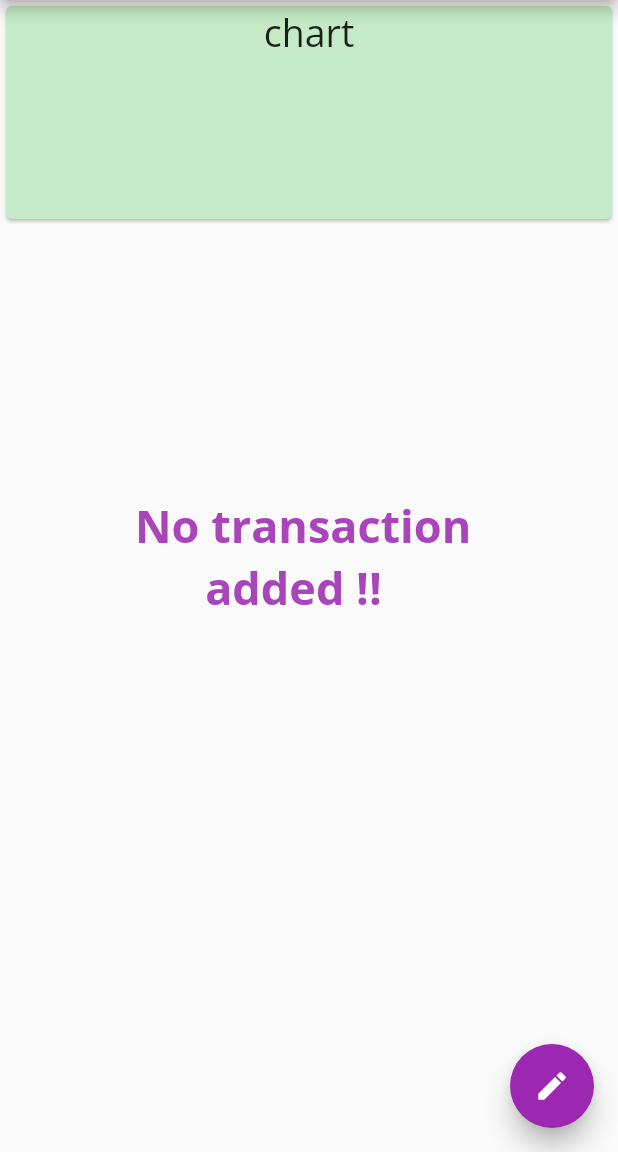
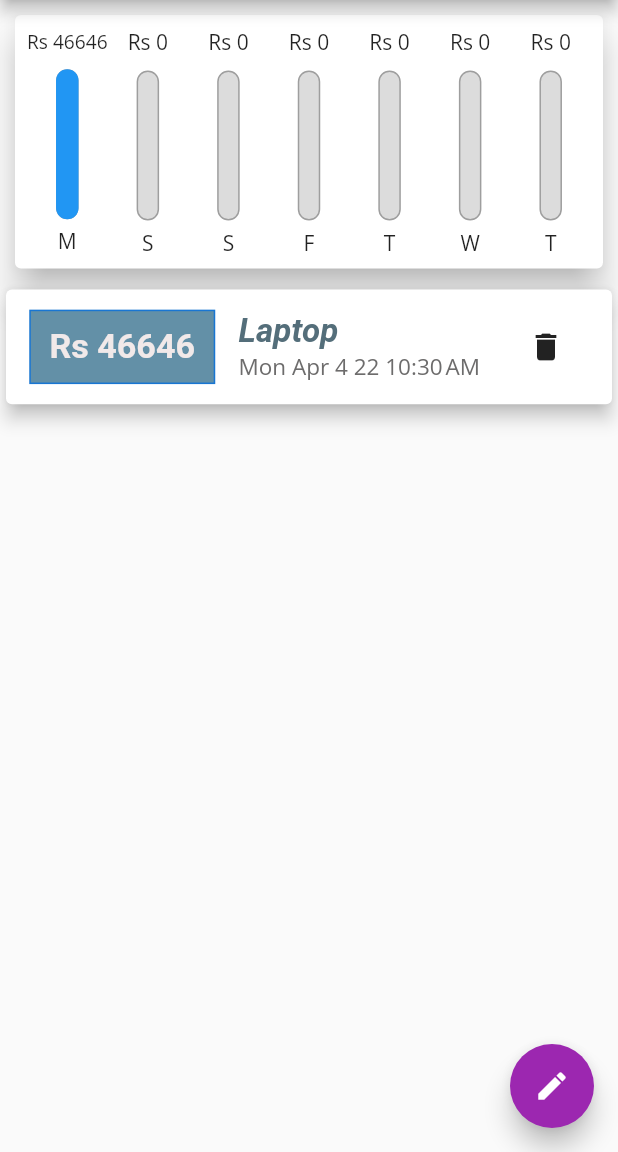
Before and after one commit to amitpanwar789/Personal-Expenses, a Flutter app: the screen it shows after launch, on a phone screen of 412 x 824 dp, the part 84-1236 px from its top. Run offline on Flutter 3.47's test engine with Material 2 defaults, Android fonts, the phone set to English and light mode, and no system bars; Roboto replaces fonts that are missing (Kurale).

Commit message:
bar chart completed

```diff
--- a/lib/main.dart
+++ b/lib/main.dart
@@ -1,9 +1,11 @@
 // ignore_for_file: prefer_const_constructors, must_be_immutable, prefer_const_literals_to_create_immutables
 
 import 'package:flutter/material.dart';
+import 'package:personal_expense/widgets/chart.dart';
 import 'package:personal_expense/widgets/new_transaction.dart';
 import './widgets/transactionList.dart';
 import './models/tansaction.dart';
+import './widgets/chart.dart';
 
 void main() => runApp(MyApp());
 
@@ -20,7 +22,8 @@ class MyApp extends StatelessWidget {
           textTheme: TextTheme(
               titleMedium: TextStyle(
                   fontFamily: 'Kurale',
-                  fontSize: 22,fontWeight: FontWeight.bold,
+                  fontSize: 22,
+                  fontWeight: FontWeight.bold,
                   color: Color.fromARGB(255, 241, 233, 233))),
           appBarTheme: AppBarTheme(
               toolbarTextStyle: ThemeData.light()
@@ -31,8 +34,9 @@ class MyApp extends StatelessWidget {
                           fontSize: 50,
                           fontWeight: FontWeight.bold))
                   .headline6),
-                  buttonTheme: ButtonThemeData(colorScheme:
-                   ColorScheme.fromSwatch(primarySwatch: Colors.purple),)),
+          buttonTheme: ButtonThemeData(
+            colorScheme: ColorScheme.fromSwatch(primarySwatch: Colors.purple),
+          )),
       title: 'Personal Expense',
       home: MyHomePage(),
     );
@@ -47,8 +51,8 @@ class MyHomePage extends StatefulWidget {
 
 class _MyHomePageState extends State<MyHomePage> {
   final List<Transaction> user_transactions = [
-    // Transaction(
-    //     id: '4544', date: DateTime.now(), price: 46646, title: "Laptop"),
+    Transaction(
+        id: '4544', date: DateTime.now(), price: 46646, title: "Laptop"),
   ];
   void AddNewTrans(String txtitle, double txtAmount) {
     final NewTrans = Transaction(
@@ -69,6 +73,12 @@ class _MyHomePageState extends State<MyHomePage> {
         });
   }
 
+  List<Transaction> get _recentTransaction {
+    return user_transactions.where((tx) {
+      return tx.date.isAfter(DateTime.now().subtract(Duration(days: 7)));
+    }).toList();
+  }
+
   @override
   Widget build(BuildContext context) {
     return Scaffold(
@@ -84,24 +94,14 @@ class _MyHomePageState extends State<MyHomePage> {
           crossAxisAlignment: CrossAxisAlignment.center,
           children: <Widget>[
             // ignore: sized_box_for_whitespace
-            Container(
-              width: 1000,
-              height: 150,
-              child: Card(
-                child: Text(
-                  "chart", style: TextStyle(fontSize: 25),
-                  textAlign: TextAlign.center,
-                  //style: TextStyle(fontSize: 43)
-                ),
-                color: Color.fromARGB(255, 196, 235, 197),
-              ),
-            ),
+            Chart(_recentTransaction),
             TransactionList(user_transactions),
           ],
         ),
       ),
       floatingActionButtonLocation: FloatingActionButtonLocation.endFloat,
-      floatingActionButton: FloatingActionButton(backgroundColor: Colors.purple,
+      floatingActionButton: FloatingActionButton(
+        backgroundColor: Colors.purple,
         elevation: 7,
         child: Icon(Icons.create),
         onPressed: () => strtNewTrans(context),
--- /dev/null
+++ b/lib/widgets/charBar.dart
@@ -0,0 +1,44 @@
+import 'package:flutter/material.dart';
+
+class ChartBar extends StatelessWidget {
+  //const ChartBar({ Key? key }) : super(key: key);
+  String label;
+  double spendAmount;
+  double spendAmountPercent;
+  ChartBar(this.label, this.spendAmount, this.spendAmountPercent);
+  @override
+  Widget build(BuildContext context) {
+    return Column(
+      children: [
+        FittedBox(child: Text('Rs ${spendAmount.toStringAsFixed(0)}')),
+        const SizedBox(
+          height: 10,
+        ),
+        Container(
+          height: 100,
+          width: 15,
+          child: Stack(children: [
+            Container(
+              decoration: BoxDecoration(
+                  color: Color.fromRGBO(220, 220, 220, 1),
+                  border: Border.all(color: Colors.grey, width: 1),
+                  borderRadius: BorderRadius.circular(10)),
+            ),
+            FractionallySizedBox(
+              heightFactor: spendAmountPercent,
+              child: Container(
+                decoration: BoxDecoration(
+                    color: Theme.of(context).primaryColor,
+                    borderRadius: BorderRadius.circular(10)),
+              ),
+            )
+          ]),
+        ),
+        const SizedBox(
+          height: 5,
+        ),
+        Text(label)
+      ],
+    );
+  }
+}
--- /dev/null
+++ b/lib/widgets/chart.dart
@@ -0,0 +1,59 @@
+// ignore_for_file: prefer_const_constructors, prefer_const_literals_to_create_immutables, use_key_in_widget_constructors
+
+import 'package:flutter/material.dart';
+import '../models/tansaction.dart';
+import 'package:intl/intl.dart';
+import './charBar.dart';
+
+class Chart extends StatelessWidget {
+  //const Chart({Key? key}) : super(key: key);
+  List<Transaction> recentTransaction;
+  Chart(this.recentTransaction);
+
+  List<Map<String, dynamic>> get groupedTransactionValues {
+    return List.generate(7, (index) {
+      final weekday = DateTime.now().subtract(Duration(days: index));
+      double dayAmount = 0.0;
+      for (var i = 0; i < recentTransaction.length; i++) {
+        if (recentTransaction[i].date.day == weekday.day &&
+            recentTransaction[i].date.month == weekday.month &&
+            recentTransaction[i].date.year == weekday.year) {
+          dayAmount += recentTransaction[i].price;
+        }
+      }
+      return {
+        'day': DateFormat.E().format(weekday).substring(0, 1),
+        'amount': dayAmount
+      };
+    });
+  }
+
+  double get totalSpending {
+    return groupedTransactionValues.fold(0.0, (previousValue, element) {
+      return previousValue + element['amount'];
+    });
+  }
+
+  @override
+  Widget build(BuildContext context) {
+    return Card(
+        elevation: 10,
+        margin: EdgeInsets.all(10),
+        child: Padding(
+          padding: const EdgeInsets.all(8.0),
+          child: Row(
+            mainAxisAlignment: MainAxisAlignment.spaceEvenly,
+            children: groupedTransactionValues.map((data) {
+              return Flexible(
+                fit: FlexFit.tight,
+                  child: ChartBar(
+                      data['day'],
+                      data['amount'],
+                      (totalSpending != 0.0)
+                          ? data['amount'] / totalSpending
+                          : 0));
+            }).toList(),
+          ),
+        ));
+  }
+}
--- a/lib/widgets/new_transaction.dart
+++ b/lib/widgets/new_transaction.dart
@@ -16,8 +16,8 @@ class _NewTransactionState extends State<NewTransaction> {
   void submited() {
     if (titleController.text.isEmpty || double.parse(amountController.text) < 0)
       return;
-    widget.AddNewTrans(titleController.text,
-        double.parse(amountController.text));
+    widget.AddNewTrans(
+        titleController.text, double.parse(amountController.text));
     Navigator.of(context).pop();
   }
 
@@ -37,6 +37,7 @@ class _NewTransactionState extends State<NewTransaction> {
         padding: EdgeInsets.symmetric(vertical: 12, horizontal: 12),
         child: Column(crossAxisAlignment: CrossAxisAlignment.end, children: [
           TextField(
+            style: TextStyle(color: Color.fromARGB(255, 137, 136, 136)),
             decoration: InputDecoration(
               labelText: "Title",
             ),
@@ -61,7 +62,7 @@ class _NewTransactionState extends State<NewTransaction> {
                 style: TextStyle(
                     fontWeight: FontWeight.bold,
                     fontSize: 18,
-                    color: Colors.green),
+                    color: Colors.purple),
               ),
               onPressed: submited)
         ]),
--- a/lib/widgets/transactionList.dart
+++ b/lib/widgets/transactionList.dart
@@ -35,11 +35,14 @@ class TransactionList extends StatelessWidget {
                     child: Row(
                       mainAxisAlignment: MainAxisAlignment.start,
                       children: [
-                        Container(
+                        Flexible(
+                          fit :  FlexFit.tight,
+                          child: FittedBox(
+                            child: Container(
                               margin: EdgeInsets.symmetric(
                                   horizontal: 15, vertical: 13),
                               child: Text(
-                            "Rs ${user_transactions[index].price.toStringAsFixed(2)}",
+                                "Rs ${user_transactions[index].price.toStringAsFixed(0)}",
                                 style: Theme.of(context).textTheme.titleMedium,
                               ),
                               // style: TextStyle(
@@ -51,6 +54,8 @@ class TransactionList extends StatelessWidget {
                               decoration: BoxDecoration(
                                   border: Border.all(color: Colors.blue.shade700),
                                   color: Color.fromARGB(255, 99, 144, 167)),
+                            ),
+                          ),
                         ),
                         Column(
                           crossAxisAlignment: CrossAxisAlignment.start,
@@ -65,7 +70,7 @@ class TransactionList extends StatelessWidget {
                                   fontWeight: FontWeight.bold),
                             ),
                             Text(
-                              DateFormat('EEE MMM d yyyy')
+                              DateFormat('EEE MMM d yy')
                                   .add_jm()
                                   .format(user_transactions[index].date),
                               style: TextStyle(
@@ -73,6 +78,10 @@ class TransactionList extends StatelessWidget {
                                   color: Color.fromARGB(255, 109, 108, 108)),
                             ),
                           ],
+                        ),
+                        FlatButton(
+                          onPressed: () => user_transactions.removeAt(index),
+                          child: Icon(Icons.delete),
                         )
                       ],
                     ));
```
Also changed, not shown: 1 other file. Lines whose indentation alone changed are shown as unchanged.
